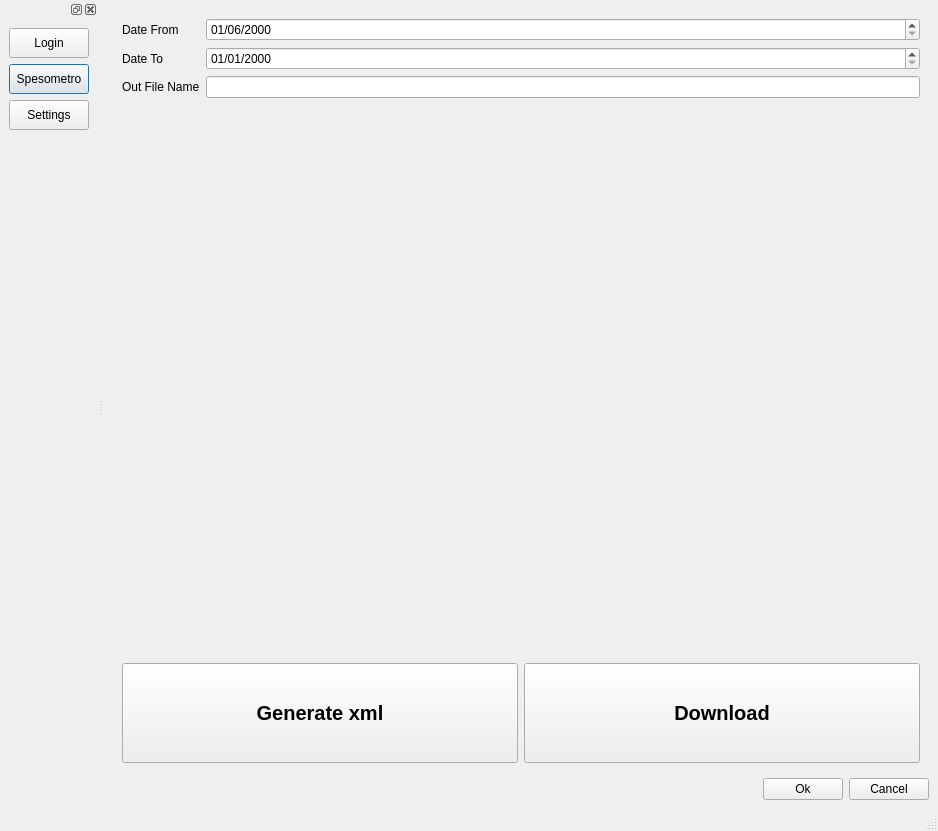
Old version of the form addons/omnia_spesometro/ui_spesometro/main_window.ui in the repository OmniaSolutions/odooAddons.
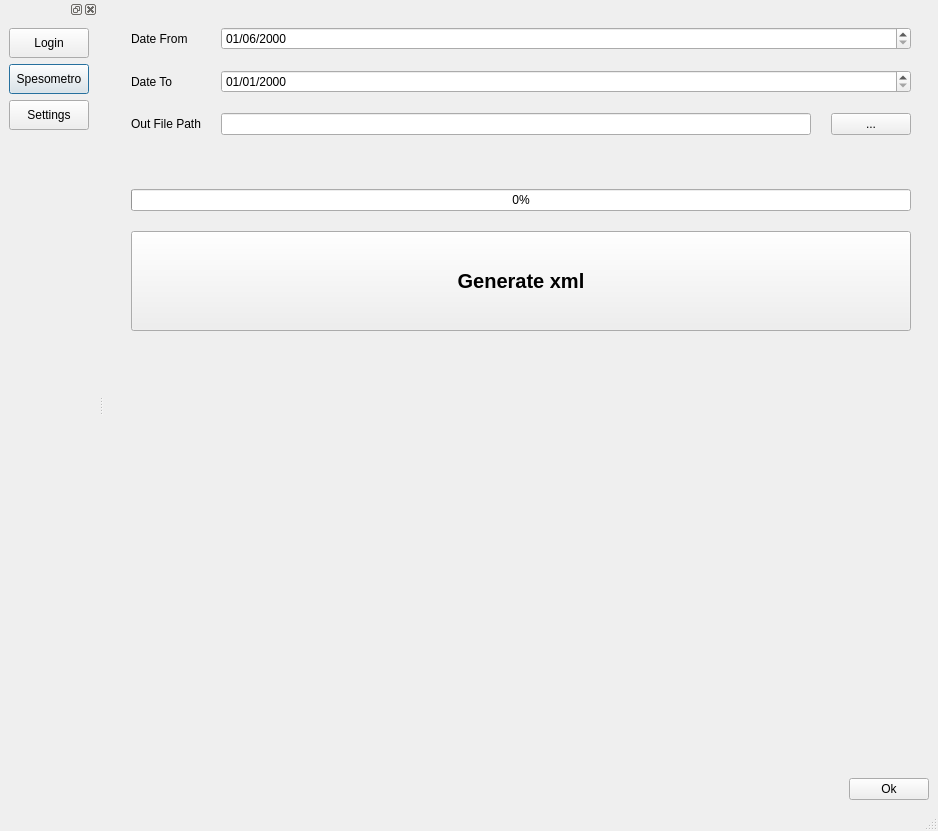
New version of the form.

Patch:
```diff
--- a/addons/omnia_spesometro/ui_spesometro/main_window.ui
+++ b/addons/omnia_spesometro/ui_spesometro/main_window.ui
@@ -14,57 +14,38 @@
    <string>MainWindow</string>
   </property>
   <widget class="QWidget" name="centralwidget">
+   <layout class="QVBoxLayout" name="verticalLayout_3">
+    <item>
+     <widget class="QWidget" name="widget_content" native="true">
    <layout class="QGridLayout" name="gridLayout">
     <item row="0" column="0">
      <widget class="QStackedWidget" name="stackedWidget">
       <widget class="QWidget" name="page_spesometro">
+          <layout class="QVBoxLayout" name="verticalLayout_4">
+           <property name="spacing">
+            <number>20</number>
+           </property>
+           <item>
        <layout class="QGridLayout" name="gridLayout_3">
+             <property name="leftMargin">
+              <number>0</number>
+             </property>
+             <property name="topMargin">
+              <number>0</number>
+             </property>
+             <property name="spacing">
+              <number>20</number>
+             </property>
+             <item row="2" column="1">
+              <widget class="QLineEdit" name="lineEdit_out_file_name"/>
+             </item>
         <item row="2" column="0">
-         <layout class="QHBoxLayout" name="horizontalLayout_3">
-          <item>
-           <widget class="QPushButton" name="pushButton_generate_xml">
-            <property name="minimumSize">
-             <size>
-              <width>0</width>
-              <height>100</height>
-             </size>
-            </property>
-            <property name="font">
-             <font>
-              <pointsize>15</pointsize>
-              <weight>75</weight>
-              <bold>true</bold>
-             </font>
-            </property>
+              <widget class="QLabel" name="label_out_file_name">
             <property name="text">
-             <string>Generate xml</string>
+                <string>Out File Path</string>
             </property>
            </widget>
           </item>
-          <item>
-           <widget class="QPushButton" name="pushButton_download">
-            <property name="minimumSize">
-             <size>
-              <width>0</width>
-              <height>100</height>
-             </size>
-            </property>
-            <property name="font">
-             <font>
-              <pointsize>15</pointsize>
-              <weight>75</weight>
-              <bold>true</bold>
-             </font>
-            </property>
-            <property name="text">
-             <string>Download</string>
-            </property>
-           </widget>
-          </item>
-         </layout>
-        </item>
-        <item row="0" column="0">
-         <layout class="QFormLayout" name="formLayout">
           <item row="0" column="0">
            <widget class="QLabel" name="label_date_from">
             <property name="text">
@@ -72,7 +53,31 @@
             </property>
            </widget>
           </item>
-          <item row="0" column="1">
+             <item row="1" column="0">
+              <widget class="QLabel" name="label_date_to">
+               <property name="text">
+                <string>Date To</string>
+               </property>
+              </widget>
+             </item>
+             <item row="2" column="2">
+              <widget class="QPushButton" name="pushButton_open_path">
+               <property name="text">
+                <string>...</string>
+               </property>
+              </widget>
+             </item>
+             <item row="1" column="1" colspan="2">
+              <widget class="QDateEdit" name="dateEdit_to">
+               <property name="locale">
+                <locale language="Italian" country="Italy"/>
+               </property>
+               <property name="displayFormat">
+                <string>MM/dd/yyyy</string>
+               </property>
+              </widget>
+             </item>
+             <item row="0" column="1" colspan="2">
            <widget class="QDateEdit" name="dateEdit_from">
             <property name="locale">
              <locale language="Italian" country="Italy"/>
@@ -89,36 +94,52 @@
             </property>
            </widget>
           </item>
-          <item row="1" column="0">
-           <widget class="QLabel" name="label_date_to">
-            <property name="text">
-             <string>Date To</string>
-            </property>
-           </widget>
-          </item>
-          <item row="1" column="1">
-           <widget class="QDateEdit" name="dateEdit_to">
-            <property name="locale">
-             <locale language="Italian" country="Italy"/>
-            </property>
-            <property name="displayFormat">
-             <string>MM/dd/yyyy</string>
-            </property>
-           </widget>
-          </item>
-          <item row="2" column="0">
-           <widget class="QLabel" name="label_out_file_name">
-            <property name="text">
-             <string>Out File Name</string>
-            </property>
-           </widget>
-          </item>
-          <item row="2" column="1">
-           <widget class="QLineEdit" name="lineEdit_out_file_name"/>
-          </item>
-         </layout>
-        </item>
-        <item row="1" column="0">
+            </layout>
+           </item>
+           <item>
+            <widget class="QLabel" name="label_progress">
+             <property name="text">
+              <string/>
+             </property>
+             <property name="alignment">
+              <set>Qt::AlignCenter</set>
+             </property>
+            </widget>
+           </item>
+           <item>
+            <widget class="QProgressBar" name="progressBar">
+             <property name="value">
+              <number>0</number>
+             </property>
+            </widget>
+           </item>
+           <item>
+            <widget class="QPushButton" name="pushButton_generate_xml">
+             <property name="sizePolicy">
+              <sizepolicy hsizetype="Minimum" vsizetype="Fixed">
+               <horstretch>0</horstretch>
+               <verstretch>0</verstretch>
+              </sizepolicy>
+             </property>
+             <property name="minimumSize">
+              <size>
+               <width>0</width>
+               <height>100</height>
+              </size>
+             </property>
+             <property name="font">
+              <font>
+               <pointsize>15</pointsize>
+               <weight>75</weight>
+               <bold>true</bold>
+              </font>
+             </property>
+             <property name="text">
+              <string>Generate xml</string>
+             </property>
+            </widget>
+           </item>
+           <item>
          <spacer name="verticalSpacer_2">
           <property name="orientation">
            <enum>Qt::Vertical</enum>
@@ -244,7 +265,10 @@
       </widget>
      </widget>
     </item>
-    <item row="1" column="0">
+      </layout>
+     </widget>
+    </item>
+    <item>
      <layout class="QHBoxLayout" name="horizontalLayout">
       <item>
        <spacer name="horizontalSpacer">
@@ -266,13 +290,6 @@
         </property>
        </widget>
       </item>
-      <item>
-       <widget class="QPushButton" name="pushButton_cancel">
-        <property name="text">
-         <string>Cancel</string>
-        </property>
-       </widget>
-      </item>
      </layout>
     </item>
    </layout>
```
Left out of the diff: 3 changed lines with no effect on the pictures. Lines whose indentation alone changed are shown as unchanged.
